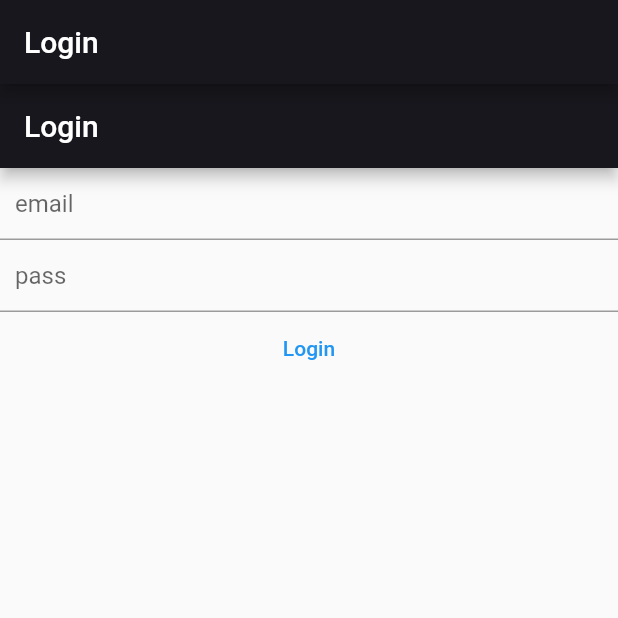
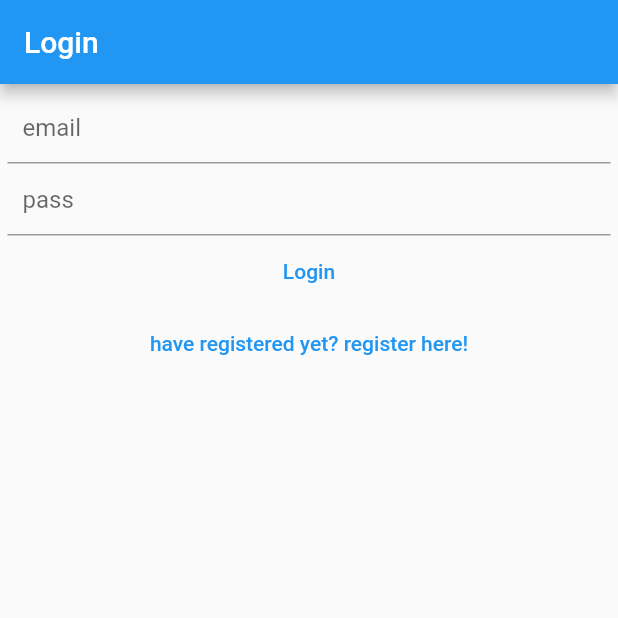
Before and after one commit to tonyRaafat/notes-app, a Flutter app: the screen it shows after launch, on a phone screen of 412 x 824 dp, the top half of it. Run offline on Flutter 3.47's test engine with Material 2 defaults, Android fonts, the phone set to English and light mode, and no system bars; our stand-ins replace firebase_auth, firebase_core; accounts and stored records are empty.

Commit message:
add routing between login and register pages

```diff
--- a/lib/main.dart
+++ b/lib/main.dart
@@ -1,4 +1,5 @@
 import 'package:expense_tracker/views/login-view.dart';
+import 'package:expense_tracker/views/register-view.dart';
 import 'package:firebase_auth/firebase_auth.dart';
 import 'package:firebase_core/firebase_core.dart';
 import 'package:flutter/material.dart';
@@ -7,9 +8,13 @@ import 'firebase_options.dart';
 void main(List<String> args) {
   WidgetsFlutterBinding.ensureInitialized();
   runApp(
-    MaterialApp(
+     MaterialApp(
       title: 'notes app',
-      home: HomePage(),
+      home: const HomePage(),
+      routes: {
+        '/login/' :(context) =>  const LoginView(),
+        '/register/': (context) => const RegisterView()
+      },
     ),
   );
 }
@@ -19,12 +24,7 @@ class HomePage extends StatelessWidget {
 
   @override
   Widget build(BuildContext context) {
-    return Scaffold(
-      appBar: AppBar(
-        backgroundColor: const Color.fromARGB(255, 24, 23, 29),
-        title: const Text('Login'),
-      ),
-      body: FutureBuilder(
+    return  FutureBuilder(
           future: Firebase.initializeApp(
             options: DefaultFirebaseOptions.currentPlatform,
           ),
@@ -33,15 +33,10 @@ class HomePage extends StatelessWidget {
               case ConnectionState.done:
                 final user = FirebaseAuth.instance.currentUser;
                 return const LoginView();
-                // if (user?.emailVerified ?? false) {
-                //   return const Text('user verified');
-                // } else {
-                //   return const VerifyEmailView();
-                // }
+
               default:
-                return const Text("loading...");
+                return const CircularProgressIndicator();
             }
-          }),
-    );
+          });
   }
 }
--- a/lib/views/login-view.dart
+++ b/lib/views/login-view.dart
@@ -1,6 +1,4 @@
-import 'package:expense_tracker/firebase_options.dart';
 import 'package:firebase_auth/firebase_auth.dart';
-import 'package:firebase_core/firebase_core.dart';
 import 'package:flutter/material.dart';
 
 class LoginView extends StatefulWidget {
@@ -34,32 +32,26 @@ class _LoginViewState extends State<LoginView> {
   Widget build(BuildContext context) {
     return Scaffold(
       appBar: AppBar(
-         backgroundColor: const Color.fromARGB(255, 24, 23, 29),
-          title: const Text('Login'),
-      ),
-      body: FutureBuilder(
-          future: Firebase.initializeApp(
-            options: DefaultFirebaseOptions.currentPlatform,
-          ),
-          builder: (context, snapshot) {
-            switch (snapshot.connectionState) {
-              case ConnectionState.done:
-                return Column(
+          title: const Text(
+        'Login',
+      )),
+      body: Container(
+        padding: EdgeInsets.all(5),
+        child: Column(
           children: [
             TextField(
+              enableInteractiveSelection: true,
               controller: _email,
               keyboardType: TextInputType.emailAddress,
               decoration: const InputDecoration(
-                          hintText: "email",
-                          contentPadding: EdgeInsets.only(left: 10)),
+                  hintText: "email", contentPadding: EdgeInsets.only(left: 10)),
             ),
             TextField(
               controller: _pass,
               obscureText: true,
               autocorrect: false,
               decoration: const InputDecoration(
-                          hintText: "pass",
-                          contentPadding: EdgeInsets.only(left: 10)),
+                  hintText: "pass", contentPadding: EdgeInsets.only(left: 10)),
             ),
             Center(
                 child: TextButton(
@@ -74,13 +66,19 @@ class _LoginViewState extends State<LoginView> {
                         print(e.code);
                       }
                     },
-                            child: const Text("Login")))
+                    child: const Text("Login"))),
+            Center(
+              child: TextButton(
+                onPressed: () => {
+                          Navigator.of(context).pushNamedAndRemoveUntil(
+                              '/register/', (route) => false)
+                        },
+                child: const Text("have registered yet? register here!"),
+              ),
+            )
           ],
-                );
-              default:
-                return const Text("loading...");
-            }
-          }),
+        ),
+      ),
     );
   }
 }
```
Also changed, not shown: lib/views/register-view.dart (+13 -21 lines). Lines whose indentation alone changed are shown as unchanged.
